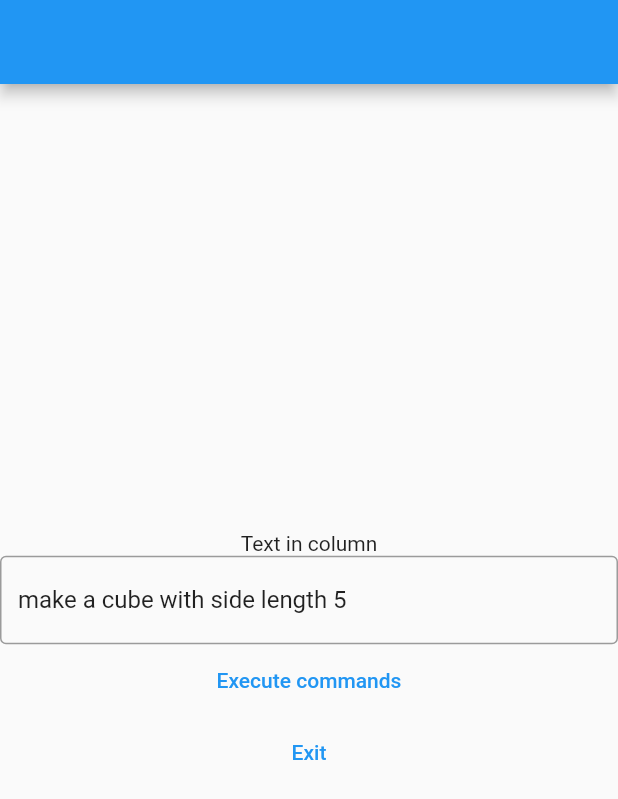
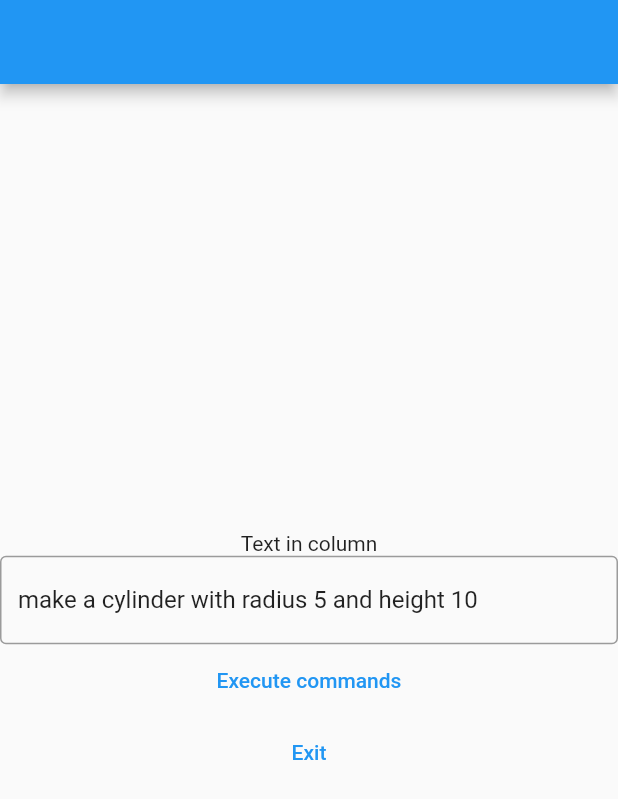
Before and after one commit to akashpamal/SpeechToCADApp, a Flutter app: the screen it shows after launch, after a tap on "Execute commands", on a phone screen of 412 x 824 dp. Shown: the top 799 px of the screen. Run offline on Flutter 3.47's test engine with Material 2 defaults, Android fonts, the phone set to English and light mode, and no system bars; our stand-ins replace clock, plugin_platform_interface; missing offline and left inert: dart:html.

Commit message:
successfully created cylinder from text

```diff
--- a/speech_to_cad_app/lib/CAD Classes/all_objects_3d.dart
+++ b/speech_to_cad_app/lib/CAD Classes/all_objects_3d.dart
@@ -48,3 +48,26 @@ class Cube extends PrimitiveObject3D {
     return super.toString();
   }
 }
+
+class Cylinder extends PrimitiveObject3D {
+  Cylinder(radius, height) {
+    this.objectType = "cylinder";
+    this.objectProperties['radius'] = radius;
+    this.objectProperties['height'] = height;
+    // TODO add sketch plane
+    this.alternativeProperties['diameter'] = [
+      'radius',
+      (diameter) {
+        return diameter / 2;
+      }
+    ];
+  }
+
+  String toStringFusion() {
+    String part0 = super.toStringFusion();
+    Circle circle = Circle(this.getProperty('radius'));
+    String part1 = circle.toStringFusion();
+    String part2 = "# DRAWING A CYLINDER\nextrude = rootComp.features.extrudeFeatures.addSimple(sketch.profiles[-1], adsk.core.ValueInput.createByReal(${this.getProperty('height')}), adsk.fusion.FeatureOperations.NewBodyFeatureOperation)\n";
+    return part0 + part1 + part2;
+  }
+}
--- a/speech_to_cad_app/lib/CAD Classes/object_3d.dart
+++ b/speech_to_cad_app/lib/CAD Classes/object_3d.dart
@@ -43,7 +43,7 @@ class PrimitiveObject3D {
         "\'$propertyName\' is not a property of \'${this.objectType}\'");
   }
 
-  String getProperty(propertyName) {
+  String getProperty(String propertyName) {
     if (!this.objectProperties.containsKey(propertyName)) {
       throw Exception(
           "\'$propertyName\' is not a property of \'${this.objectType}\'");
--- a/speech_to_cad_app/lib/main.dart
+++ b/speech_to_cad_app/lib/main.dart
@@ -174,7 +174,7 @@ class HomePageButtonBased extends StatelessWidget {
 
 class HomePageTextBased extends StatelessWidget {
   final instructionTextFieldController =
-      TextEditingController(text: "make a cube with side length 5");
+      TextEditingController(text: "make a cylinder with radius 5 and height 10");
   final textParser = TextParser();
   final communicationManager = CommunicationManagerClient();
 
--- a/speech_to_cad_app/lib/text_parser.dart
+++ b/speech_to_cad_app/lib/text_parser.dart
@@ -8,7 +8,8 @@ class TextParser {
 
   TextParser() {
     this.options = {
-      () => new Cube(): ['cube', 'box']
+      () => new Cube(): ['cube', 'box'],
+      () => new Cylinder("", ""): ['cylinder']
     };
 
     var tempNewMap = Map();
@@ -38,6 +39,8 @@ class TextParser {
   List textToObjects(rawText) {
     List<String> allWords = this._preProcessText(rawText);
     var createdObjects = [];
+    print('This is where my print debugs begin...');
+
     int startingIndex = allWords.indexOf(allWords
         .where((element) => this.options!.containsKey(element))
         .toList()[0]);
@@ -75,7 +78,7 @@ class TextParser {
         // print('int successfully extracted');
         if (loaded) {
           // print('Attempting to set objct property');
-          objectInProgress.setProperty(property, value);
+          objectInProgress.setProperty(property, value.toString());
           // print('Object property successfully set');
           // print('Setting property for object: ' + property + ': ' + value.toString());
           loaded = false;
```
Also changed, not shown: 1 other file.
